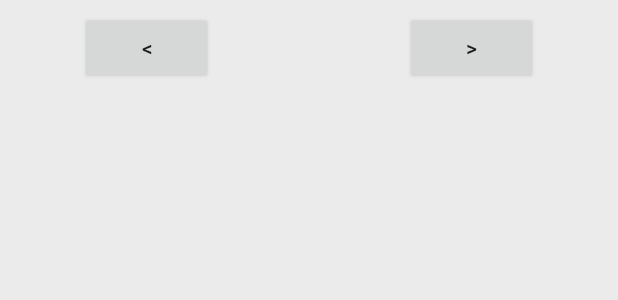
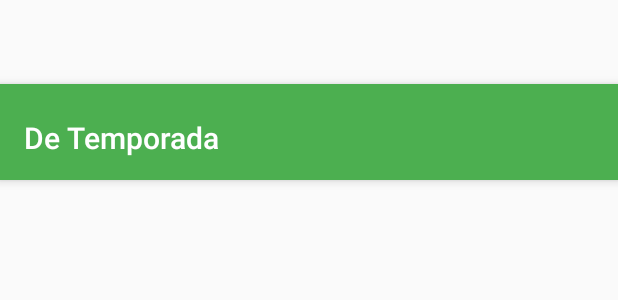
Before and after one commit to jpserrano/AndroidRestJSONExample-master, an Android app: the layout activity_main.xml on its own in the app's theme, with its tools: preview values and no code run, on a phone screen of 412 x 824 dp. Shown: the top 300 px of the screen. Run offline under Robolectric (Android 15) with nearby library versions, the phone set to English and light mode, and no system bars.

Commit message:
- Intento de uso del ViewPager.

```diff
--- a/app/build.gradle
+++ b/app/build.gradle
@@ -22,6 +22,7 @@ android {
 dependencies {
     implementation 'com.google.firebase:firebase-database:11.6.0'
     implementation 'com.android.support.constraint:constraint-layout:1.0.2'
+    implementation 'com.android.support:design:25.4.0'
     compile fileTree(dir: 'libs', include: ['*.jar'])
     androidTestCompile('com.android.support.test.espresso:espresso-core:2.2.2', {
         exclude group: 'com.android.support', module: 'support-annotations'
@@ -34,4 +35,5 @@ dependencies {
     compile 'com.google.firebase:firebase-firestore:11.6.0'
 }
 
+
 apply plugin: 'com.google.gms.google-services'
--- a/app/src/main/res/layout/activity_main.xml
+++ b/app/src/main/res/layout/activity_main.xml
@@ -1,49 +1,38 @@
 <?xml version="1.0" encoding="utf-8"?>
-<RelativeLayout xmlns:android="http://schemas.android.com/apk/res/android"
+<android.support.design.widget.CoordinatorLayout xmlns:android="http://schemas.android.com/apk/res/android"
+    xmlns:app="http://schemas.android.com/apk/res-auto"
     xmlns:tools="http://schemas.android.com/tools"
-    android:id="@+id/activity_main"
+    android:id="@+id/main_content"
     android:layout_width="match_parent"
     android:layout_height="match_parent"
-    android:paddingBottom="@dimen/activity_vertical_margin"
-    android:paddingLeft="@dimen/activity_horizontal_margin"
-    android:paddingRight="@dimen/activity_horizontal_margin"
-    android:paddingTop="8dp"
-    android:background="@color/background"
+    android:fitsSystemWindows="true"
     tools:context="es.jota.detemporada.MainActivity">
 
-    <LinearLayout xmlns:android="http://schemas.android.com/apk/res/android"
-        android:layout_width="wrap_content"
+    <android.support.design.widget.AppBarLayout
+        android:id="@+id/appbar"
+        android:layout_width="match_parent"
         android:layout_height="wrap_content"
-        android:orientation="horizontal"
-        android:layout_centerHorizontal="true"
-        android:paddingBottom="8dp"
-        android:id="@+id/linearLayout">
+        android:paddingTop="@dimen/appbar_padding_top"
+        android:theme="@style/AppTheme.AppBarOverlay">
 
-        <Button
-            android:id="@+id/boton_mes_menos"
-            android:layout_height="wrap_content"
-            android:layout_width="wrap_content"
-            android:layout_alignParentLeft="true"
-            android:text="&lt;" />
+        <android.support.v7.widget.Toolbar
+            android:id="@+id/toolbar"
+            android:layout_width="match_parent"
+            android:layout_height="?attr/actionBarSize"
+            android:layout_weight="1"
+            android:background="?attr/colorPrimary"
+            app:layout_scrollFlags="scroll|enterAlways"
+            app:popupTheme="@style/AppTheme.PopupOverlay"
+            app:title="@string/app_name">
+        </android.support.v7.widget.Toolbar>
 
-        <TextView
-            android:id="@+id/texto_mes"
-            android:layout_height="wrap_content"
-            android:layout_width="wrap_content"
-            android:gravity="center_horizontal"
-            android:minWidth="128dp"
-            android:textSize="16sp"
-            android:textStyle="bold"
-            android:layout_centerHorizontal="true" />
+    </android.support.design.widget.AppBarLayout>
 
-        <Button
-            android:id="@+id/boton_mes_mas"
-            android:layout_height="wrap_content"
-            android:layout_width="wrap_content"
-            android:layout_alignParentRight="true"
-            android:text="&gt;" />
-
-    </LinearLayout>
+    <android.support.v4.view.ViewPager
+        android:id="@+id/container"
+        android:layout_width="match_parent"
+        android:layout_height="match_parent"
+        app:layout_behavior="@string/appbar_scrolling_view_behavior">
 
         <GridView xmlns:android="http://schemas.android.com/apk/res/android"
             android:id="@+id/gridview"
@@ -59,4 +48,6 @@
             android:numColumns="auto_fit"
             android:stretchMode="columnWidth" />
 
-</RelativeLayout>
+    </android.support.v4.view.ViewPager>
+
+</android.support.design.widget.CoordinatorLayout>
--- a/app/src/main/res/values/dimens.xml
+++ b/app/src/main/res/values/dimens.xml
@@ -2,4 +2,6 @@
     <!-- Default screen margins, per the Android Design guidelines. -->
     <dimen name="activity_horizontal_margin">16dp</dimen>
     <dimen name="activity_vertical_margin">16dp</dimen>
+    <dimen name="fab_margin">16dp</dimen>
+    <dimen name="appbar_padding_top">8dp</dimen>
 </resources>
--- a/app/src/main/res/values/styles.xml
+++ b/app/src/main/res/values/styles.xml
@@ -21,7 +21,17 @@
         <item name="android:textAllCaps">true</item>
         <item name="android:paddingTop">16dp</item>
     </style>
+
     <style name="propiedadAlimento">
         <item name="android:textSize">20sp</item>
     </style>
+
+    <style name="AppTheme.NoActionBar">
+        <item name="windowActionBar">false</item>
+        <item name="windowNoTitle">true</item>
+    </style>
+
+    <style name="AppTheme.AppBarOverlay" parent="ThemeOverlay.AppCompat.Dark.ActionBar" />
+
+    <style name="AppTheme.PopupOverlay" parent="ThemeOverlay.AppCompat.Light" />
 </resources>
```
Also changed, not shown: app/src/main/AndroidManifest.xml (+7 -4 lines), app/src/main/java/es/jota/detemporada/MainActivity.java (+69 -15 lines). Lines whose indentation alone changed are shown as unchanged.
